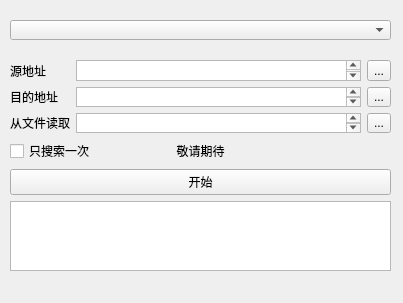
LongchuanYu/pyqt_project, file view.ui: the form before one commit.
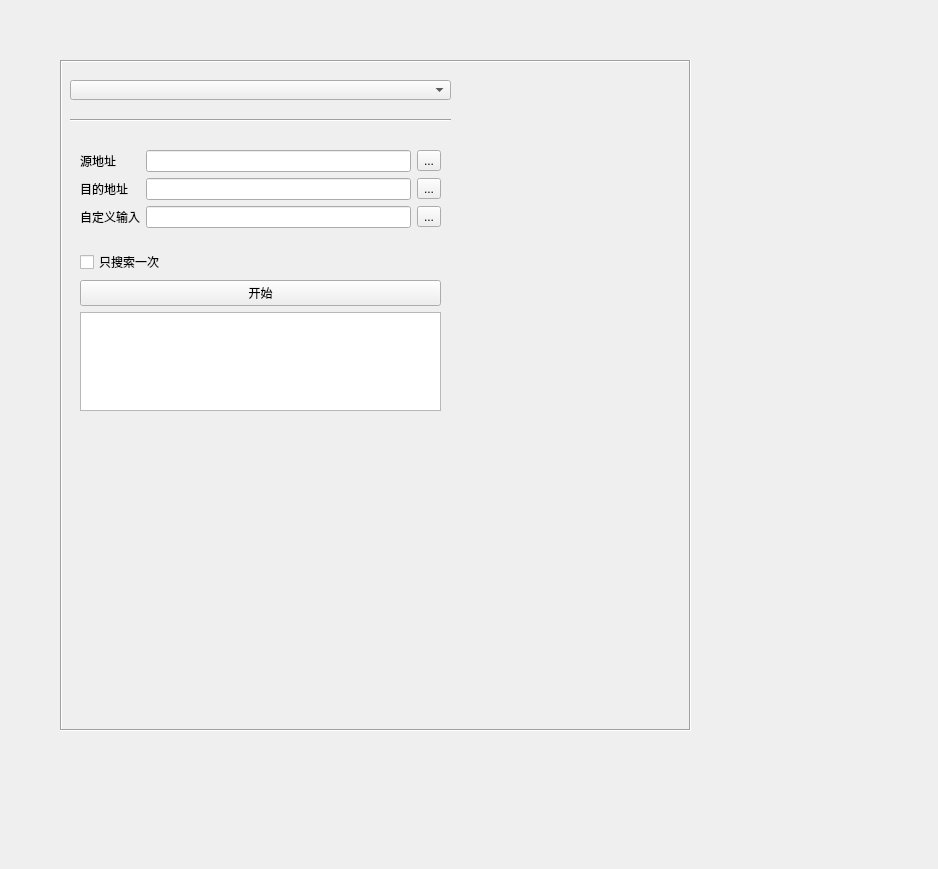
The form after the commit.

```diff
--- a/view.ui
+++ b/view.ui
@@ -6,8 +6,8 @@
    <rect>
     <x>0</x>
     <y>0</y>
-    <width>403</width>
-    <height>303</height>
+    <width>938</width>
+    <height>869</height>
    </rect>
   </property>
   <property name="windowTitle">
@@ -17,6 +17,24 @@
    <locale language="Chinese" country="China"/>
   </property>
   <widget class="QWidget" name="centralwidget">
+   <widget class="QFrame" name="frame">
+    <property name="geometry">
+     <rect>
+      <x>60</x>
+      <y>60</y>
+      <width>631</width>
+      <height>671</height>
+     </rect>
+    </property>
+    <property name="frameShape">
+     <enum>QFrame::Box</enum>
+    </property>
+    <property name="frameShadow">
+     <enum>QFrame::Sunken</enum>
+    </property>
+    <property name="lineWidth">
+     <number>1</number>
+    </property>
    <widget class="QComboBox" name="comboBox">
     <property name="geometry">
      <rect>
@@ -30,45 +48,67 @@
      <string/>
     </property>
    </widget>
-   <widget class="QWidget" name="widget" native="true">
+    <widget class="Line" name="line">
     <property name="geometry">
      <rect>
       <x>10</x>
-      <y>60</y>
+       <y>50</y>
       <width>381</width>
-      <height>211</height>
-     </rect>
-    </property>
-    <widget class="QWidget" name="layoutWidget">
+       <height>20</height>
+      </rect>
+     </property>
+     <property name="orientation">
+      <enum>Qt::Horizontal</enum>
+     </property>
+    </widget>
+    <widget class="QStackedWidget" name="stackedWidget">
      <property name="geometry">
       <rect>
-       <x>0</x>
-       <y>0</y>
+       <x>10</x>
+       <y>70</y>
        <width>381</width>
-       <height>211</height>
+       <height>291</height>
       </rect>
      </property>
-     <layout class="QVBoxLayout" name="verticalLayout">
-      <item>
+     <property name="currentIndex">
+      <number>0</number>
+     </property>
+     <widget class="QWidget" name="page">
+      <widget class="QWidget" name="">
+       <property name="geometry">
+        <rect>
+         <x>10</x>
+         <y>20</y>
+         <width>361</width>
+         <height>81</height>
+        </rect>
+       </property>
        <layout class="QGridLayout" name="gridLayout">
-        <item row="2" column="1">
-         <widget class="QPlainTextEdit" name="plainTextEdit_2">
-          <property name="horizontalScrollBarPolicy">
-           <enum>Qt::ScrollBarAlwaysOff</enum>
-          </property>
-         </widget>
-        </item>
-        <item row="2" column="2">
-         <widget class="QToolButton" name="toolButton_2">
-          <property name="text">
-           <string>...</string>
-          </property>
-         </widget>
-        </item>
         <item row="4" column="0">
          <widget class="QLabel" name="label_3">
           <property name="text">
-           <string>从文件读取</string>
+           <string>自定义输入</string>
+          </property>
+         </widget>
+        </item>
+        <item row="0" column="0">
+         <widget class="QLabel" name="label">
+          <property name="text">
+           <string>源地址</string>
+          </property>
+         </widget>
+        </item>
+        <item row="2" column="0">
+         <widget class="QLabel" name="label_2">
+          <property name="text">
+           <string>目的地址</string>
+          </property>
+         </widget>
+        </item>
+        <item row="2" column="2">
+         <widget class="QToolButton" name="toolButton_2">
+          <property name="text">
+           <string>...</string>
           </property>
          </widget>
         </item>
@@ -86,36 +126,27 @@
           </property>
          </widget>
         </item>
-        <item row="2" column="0">
-         <widget class="QLabel" name="label_2">
-          <property name="text">
-           <string>目的地址</string>
-          </property>
-         </widget>
-        </item>
-        <item row="0" column="0">
-         <widget class="QLabel" name="label">
-          <property name="text">
-           <string>源地址</string>
-          </property>
-         </widget>
-        </item>
-        <item row="4" column="1">
-         <widget class="QPlainTextEdit" name="plainTextEdit_4">
-          <property name="horizontalScrollBarPolicy">
-           <enum>Qt::ScrollBarAlwaysOff</enum>
-          </property>
-         </widget>
-        </item>
         <item row="0" column="1">
-         <widget class="QPlainTextEdit" name="plainTextEdit">
-          <property name="horizontalScrollBarPolicy">
-           <enum>Qt::ScrollBarAlwaysOff</enum>
-          </property>
-         </widget>
+         <widget class="QLineEdit" name="lineEdit"/>
+        </item>
+        <item row="2" column="1">
+         <widget class="QLineEdit" name="lineEdit_2"/>
+        </item>
+        <item row="4" column="1">
+         <widget class="QLineEdit" name="lineEdit_3"/>
         </item>
        </layout>
-      </item>
+      </widget>
+      <widget class="QWidget" name="layoutWidget">
+       <property name="geometry">
+        <rect>
+         <x>10</x>
+         <y>120</y>
+         <width>361</width>
+         <height>161</height>
+        </rect>
+       </property>
+       <layout class="QVBoxLayout" name="verticalLayout">
       <item>
        <widget class="QCheckBox" name="checkBox">
         <property name="text">
@@ -128,6 +159,12 @@
         <property name="text">
          <string>开始</string>
         </property>
+          <property name="default">
+           <bool>false</bool>
+          </property>
+          <property name="flat">
+           <bool>false</bool>
+          </property>
        </widget>
       </item>
       <item>
@@ -140,19 +177,20 @@
      </layout>
     </widget>
    </widget>
+     <widget class="QWidget" name="page_2">
    <widget class="QWidget" name="widget_2" native="true">
     <property name="geometry">
      <rect>
-      <x>10</x>
-      <y>60</y>
-      <width>381</width>
+         <x>50</x>
+         <y>50</y>
+         <width>281</width>
       <height>181</height>
      </rect>
     </property>
     <widget class="QLabel" name="label_4">
      <property name="geometry">
       <rect>
-       <x>80</x>
+          <x>30</x>
        <y>60</y>
        <width>221</width>
        <height>61</height>
@@ -166,17 +204,17 @@
      </property>
     </widget>
    </widget>
-   <zorder>widget_2</zorder>
-   <zorder>comboBox</zorder>
-   <zorder>widget</zorder>
+     </widget>
+    </widget>
+   </widget>
   </widget>
   <widget class="QMenuBar" name="menubar">
    <property name="geometry">
     <rect>
      <x>0</x>
      <y>0</y>
-     <width>403</width>
-     <height>21</height>
+     <width>938</width>
+     <height>23</height>
     </rect>
    </property>
   </widget>
```
Lines whose indentation alone changed are shown as unchanged.
